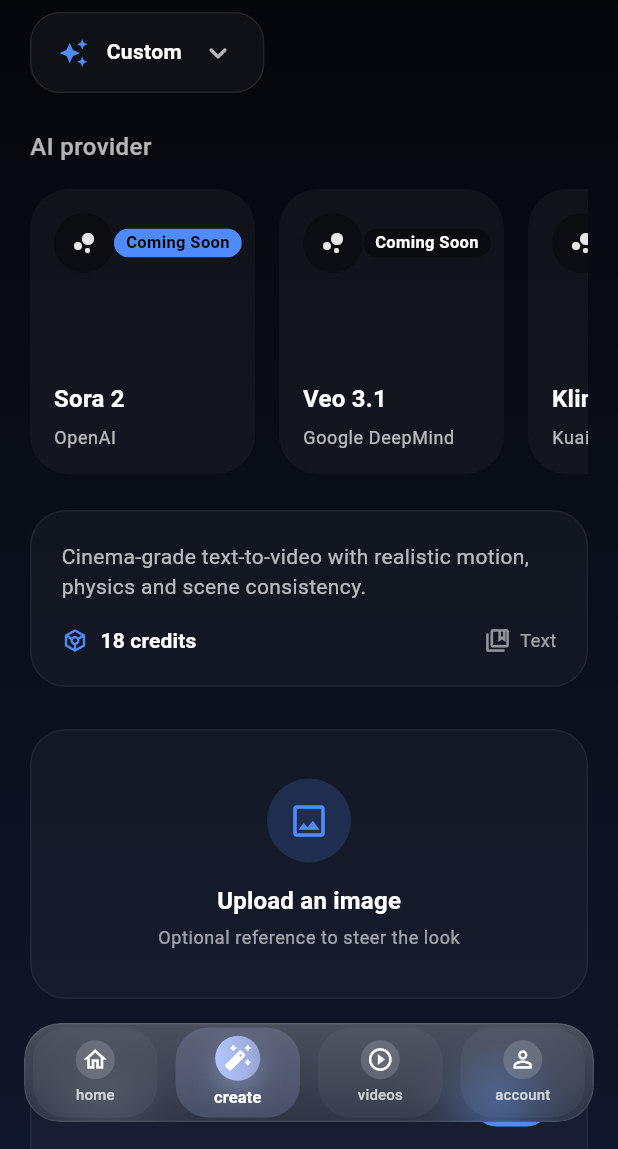
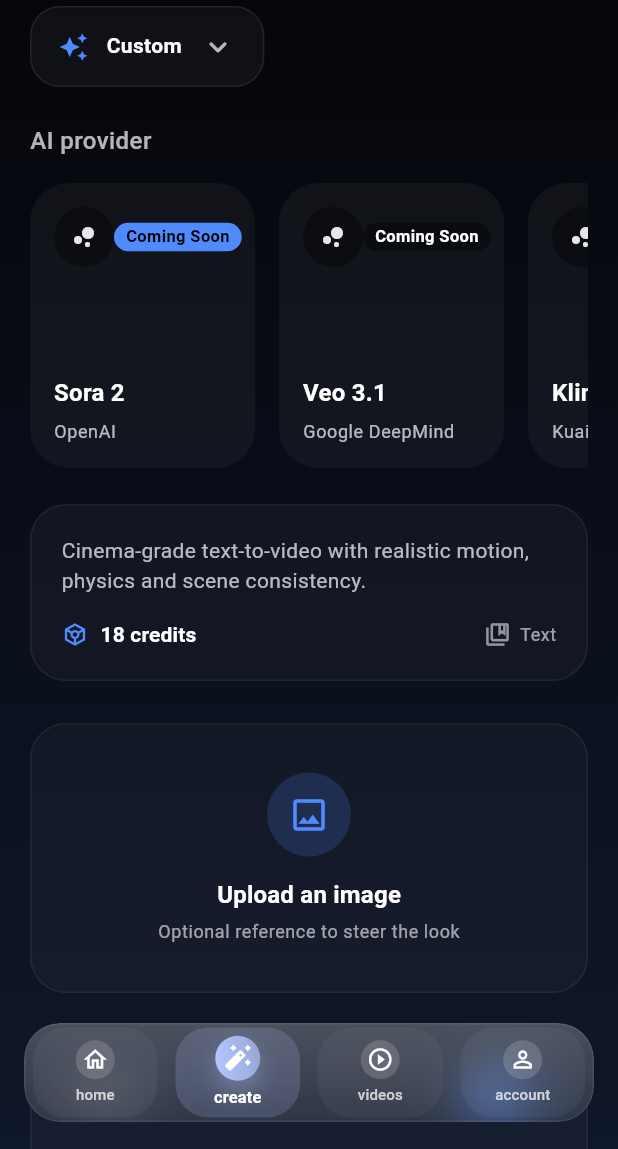
Before and after one commit to melihkochan/aemove, a Flutter app: the screen it shows after launch, item 2 of the bottom bar chosen, on a phone screen of 412 x 824 dp, the part 87-1236 px from its top. Run offline on Flutter 3.47's test engine with Material 3 defaults, Android fonts, the phone set to English and light mode, and no system bars; our stand-ins replace easy_localization; network calls fail.

Commit message:
Refactor home screen and main shell layout by adjusting padding and dimensions for improved visual consistency. Update spacing in various components to enhance overall user experience.

```diff
--- a/lib/screens/main_shell.dart
+++ b/lib/screens/main_shell.dart
@@ -58,7 +58,7 @@
         children: [
           Positioned.fill(
             child: Padding(
-              padding: const EdgeInsets.only(top: 50),
+              padding: const EdgeInsets.only(top: 46),
               child: IndexedStack(index: _currentIndex, children: _pages),
             ),
           ),
```
Also changed, not shown: lib/screens/home_screen.dart (+5 -10 lines).
